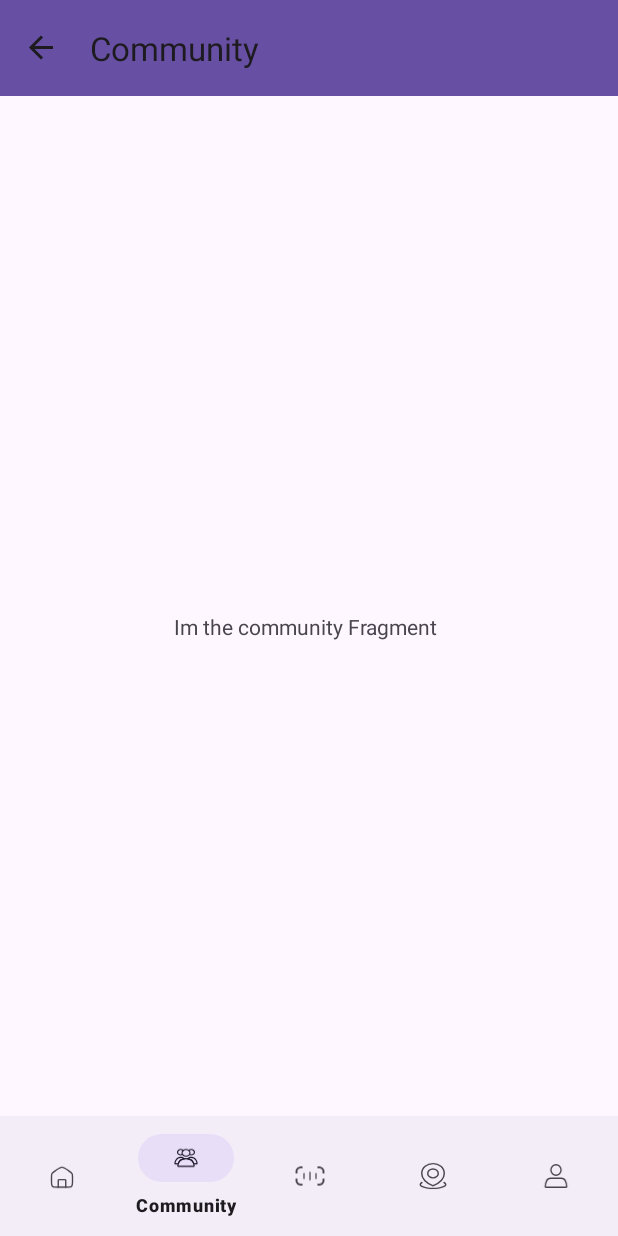
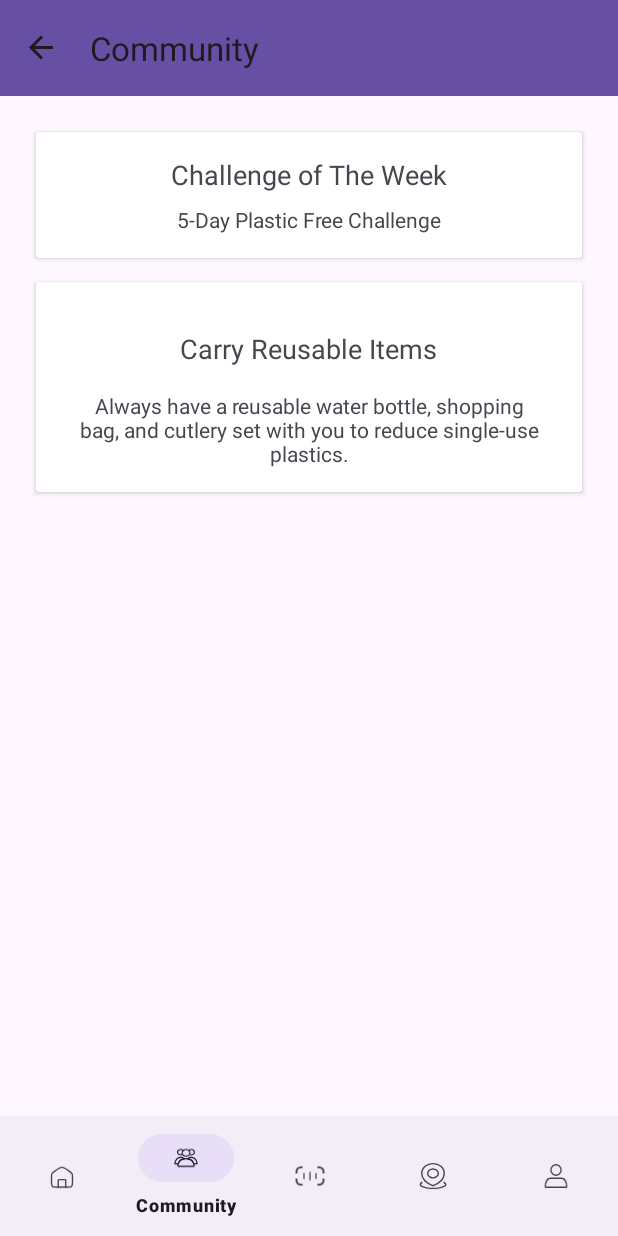
Before and after one commit to NightFurios2411/ZeroWasteHero, an Android app: the CommunityFragment screen opened through its navigation route, on a phone screen of 412 x 824 dp. Run offline under Robolectric (Android 15) with nearby library versions, the phone set to English and light mode, and no system bars; our stand-ins replace navigation-ui.

Commit message:
community card update

```diff
--- a/app/build.gradle.kts
+++ b/app/build.gradle.kts
@@ -31,6 +31,10 @@ android {
         sourceCompatibility = JavaVersion.VERSION_11
         targetCompatibility = JavaVersion.VERSION_11
     }
+
+    buildFeatures {
+        // dataBinding = true
+    }
 }
 
 dependencies {
@@ -45,6 +49,7 @@ dependencies {
     testImplementation(libs.junit)
     androidTestImplementation(libs.ext.junit)
     androidTestImplementation(libs.espresso.core)
+    implementation("androidx.recyclerview:recyclerview:1.2.1")
 
     // Import the Firebase BoM
     implementation(platform("com.google.firebase:firebase-bom:33.7.0"))
--- a/app/src/main/java/com/example/zerowastehero/Main/Community/CommunityFragment.java
+++ b/app/src/main/java/com/example/zerowastehero/Main/Community/CommunityFragment.java
@@ -3,12 +3,19 @@ package com.example.zerowastehero.Main.Community;
 import android.os.Bundle;
 
 import androidx.fragment.app.Fragment;
+import androidx.recyclerview.widget.LinearLayoutManager;
+import androidx.recyclerview.widget.RecyclerView;
 
 import android.view.LayoutInflater;
 import android.view.View;
 import android.view.ViewGroup;
 
+//import com.example.zerowastehero.Main.Community.Adapter.PostAdapter;
+import com.example.zerowastehero.DataBinding.Model.PostModel;
 import com.example.zerowastehero.R;
+
+import java.util.ArrayList;
+import java.util.List;
 
 /**
  * A simple {@link Fragment} subclass.
@@ -16,6 +23,10 @@ import com.example.zerowastehero.R;
  * create an instance of this fragment.
  */
 public class CommunityFragment extends Fragment {
+
+//    private RecyclerView recyclerView;
+//    private PostAdapter postAdapter;
+//    private List<PostModel> postList = new ArrayList<>();
 
     // TODO: Rename parameter arguments, choose names that match
     // the fragment initialization parameters, e.g. ARG_ITEM_NUMBER
@@ -61,6 +72,25 @@ public class CommunityFragment extends Fragment {
     public View onCreateView(LayoutInflater inflater, ViewGroup container,
                              Bundle savedInstanceState) {
         // Inflate the layout for this fragment
-        return inflater.inflate(R.layout.fragment_community, container, false);
+        View view = inflater.inflate(R.layout.fragment_community, container, false);
+
+//        recyclerView = view.findViewById(R.id.RVPost);
+//
+//        // Initialize RecyclerView and Adapter
+//        recyclerView.setLayoutManager(new LinearLayoutManager(requireContext()));
+//        postAdapter = new PostAdapter(postList);
+//        recyclerView.setAdapter(postAdapter);
+//
+//        // Add simple data (you can replace this with your actual data)
+//        loadPosts();
+
+        return view;
     }
+
+//    private void loadPosts() {
+//        postList.add(new PostModel("Title 1", "Description 1"));
+//        postList.add(new PostModel("Title 2", "Description 2"));
+//        postList.add(new PostModel("Title 3", "Description 3"));
+//        postAdapter.notifyDataSetChanged();
+//    }
 }
--- a/app/src/main/res/layout/fragment_community.xml
+++ b/app/src/main/res/layout/fragment_community.xml
@@ -1,19 +1,28 @@
 <?xml version="1.0" encoding="utf-8"?>
-<androidx.constraintlayout.widget.ConstraintLayout xmlns:android="http://schemas.android.com/apk/res/android"
+<ScrollView xmlns:android="http://schemas.android.com/apk/res/android"
     xmlns:app="http://schemas.android.com/apk/res-auto"
     xmlns:tools="http://schemas.android.com/tools"
-    android:id="@+id/CSCommunity"
+    android:id="@+id/SVCommunity"
     android:layout_width="match_parent"
     android:layout_height="match_parent"
+    android:padding="16dp"
     tools:context=".Main.Community.CommunityFragment">
 
-    <TextView
-        android:id="@+id/textView"
-        android:layout_width="wrap_content"
+    <LinearLayout
+        android:id="@+id/LLCommunity"
+        android:layout_width="match_parent"
         android:layout_height="wrap_content"
-        android:layout_marginStart="116dp"
-        android:layout_marginTop="344dp"
-        android:text="Im the community Fragment"
-        app:layout_constraintStart_toStartOf="parent"
-        app:layout_constraintTop_toTopOf="parent" />
-</androidx.constraintlayout.widget.ConstraintLayout>
+        android:orientation="vertical">
+
+        <include layout="@layout/item_challenge_card"/>
+
+        <include layout="@layout/item_tips_card"/>
+
+        <androidx.recyclerview.widget.RecyclerView
+            android:id="@+id/RVPost"
+            android:layout_width="match_parent"
+            android:layout_height="wrap_content"
+            tools:listitem="@layout/item_post" />
+
+    </LinearLayout>
+</ScrollView>
--- /dev/null
+++ b/app/src/main/res/layout/item_challenge_card.xml
@@ -0,0 +1,35 @@
+<?xml version="1.0" encoding="utf-8"?>
+<androidx.cardview.widget.CardView xmlns:android="http://schemas.android.com/apk/res/android"
+    xmlns:app="http://schemas.android.com/apk/res-auto"
+    xmlns:tools="http://schemas.android.com/tools"
+    android:layout_width="match_parent"
+    android:layout_height="wrap_content"
+    android:layout_margin="8dp">
+
+    <androidx.constraintlayout.widget.ConstraintLayout
+        android:layout_width="match_parent"
+        android:layout_height="wrap_content"
+        android:padding="16dp">
+
+        <TextView
+            android:id="@+id/TVPostTitle"
+            android:layout_width="wrap_content"
+            android:layout_height="wrap_content"
+            android:text="Challenge of The Week"
+            android:textSize="18sp"
+            app:layout_constraintEnd_toEndOf="parent"
+            app:layout_constraintStart_toStartOf="parent"
+            app:layout_constraintTop_toTopOf="parent" />
+
+        <TextView
+            android:id="@+id/TVPostDescription"
+            android:layout_width="wrap_content"
+            android:layout_height="wrap_content"
+            android:text="5-Day Plastic Free Challenge"
+            android:textSize="14sp"
+            android:paddingTop="8dp"
+            app:layout_constraintEnd_toEndOf="parent"
+            app:layout_constraintStart_toStartOf="parent"
+            app:layout_constraintTop_toBottomOf="@+id/TVPostTitle" />
+    </androidx.constraintlayout.widget.ConstraintLayout>
+</androidx.cardview.widget.CardView>
--- /dev/null
+++ b/app/src/main/res/layout/item_tips_card.xml
@@ -0,0 +1,40 @@
+<?xml version="1.0" encoding="utf-8"?>
+<androidx.cardview.widget.CardView xmlns:android="http://schemas.android.com/apk/res/android"
+    xmlns:app="http://schemas.android.com/apk/res-auto"
+    xmlns:tools="http://schemas.android.com/tools"
+    android:layout_width="match_parent"
+    android:layout_height="wrap_content"
+    android:layout_margin="8dp">
+
+    <androidx.constraintlayout.widget.ConstraintLayout
+        android:layout_width="match_parent"
+        android:layout_height="wrap_content"
+        android:padding="16dp">
+
+        <TextView
+            android:id="@+id/TVPostTitle"
+            android:layout_width="wrap_content"
+            android:layout_height="wrap_content"
+            android:layout_marginTop="16dp"
+            android:text="Carry Reusable Items"
+            android:textSize="18sp"
+            app:layout_constraintEnd_toEndOf="parent"
+            app:layout_constraintStart_toStartOf="parent"
+            app:layout_constraintTop_toTopOf="parent"
+            tools:layout_editor_absoluteX="16dp" />
+
+        <TextView
+            android:id="@+id/TVPostDescription"
+            android:layout_width="wrap_content"
+            android:layout_height="wrap_content"
+            android:layout_marginTop="8dp"
+            android:paddingTop="8dp"
+            android:text="Always have a reusable water bottle, shopping bag, and cutlery set with you to reduce single-use plastics."
+            android:textAlignment="center"
+            android:textSize="14sp"
+            app:layout_constraintEnd_toEndOf="parent"
+            app:layout_constraintStart_toStartOf="parent"
+            app:layout_constraintTop_toBottomOf="@+id/TVPostTitle" />
+
+    </androidx.constraintlayout.widget.ConstraintLayout>
+</androidx.cardview.widget.CardView>
```
Also changed, not shown: app/src/main/java/com/example/zerowastehero/DataBinding/Model/PostModel.java (added, +21 -0 lines), app/src/main/java/com/example/zerowastehero/Main/Community/Adapter/PostAdapter.java (added, +55 -0 lines), app/src/main/res/layout/item_post.xml (added, +49 -0 lines).
